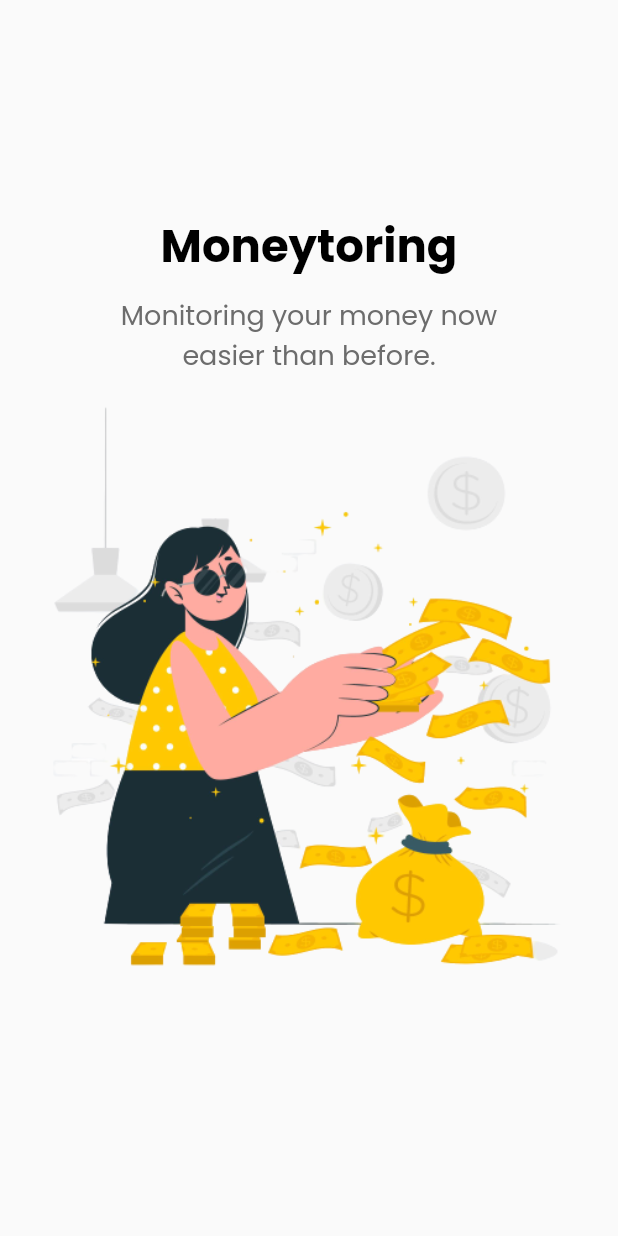
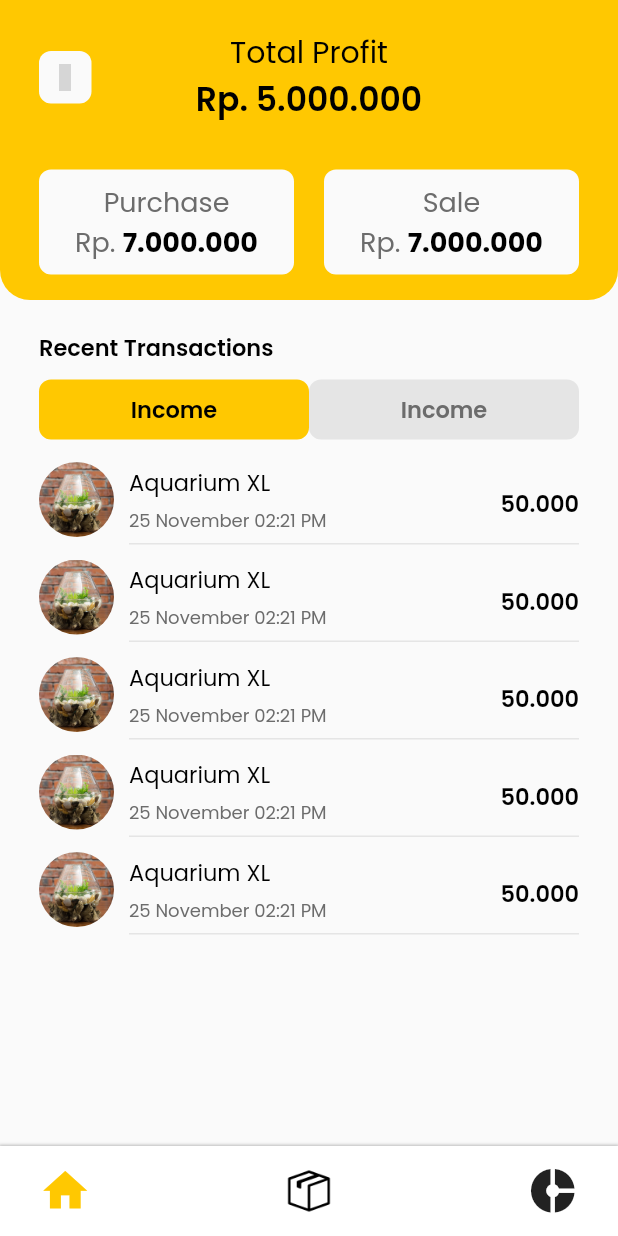
Before and after one commit to anggitpp/moneytoring-legacy, a Flutter app: the screen it shows after launch, on a phone screen of 412 x 824 dp. Run offline on Flutter 3.47's test engine with Material 2 defaults, Android fonts, the phone set to English and light mode, and no system bars; our stand-ins replace get, google_fonts, material_design_icons_flutter, supercharged; grey boxes are pictures that could not be loaded.

Commit message:
membuat main page dan transcation item widget

```diff
--- /dev/null
+++ b/lib/view/pages/main_page.dart
@@ -0,0 +1,272 @@
+part of 'pages.dart';
+
+class MainPage extends StatefulWidget {
+  @override
+  _MainPageState createState() => _MainPageState();
+}
+
+class _MainPageState extends State<MainPage> {
+  @override
+  Widget build(BuildContext context) {
+    SystemChrome.setSystemUIOverlayStyle(
+      SystemUiOverlayStyle(
+        statusBarColor: mainColor,
+        statusBarIconBrightness: Brightness.dark,
+      ),
+    );
+    return SafeArea(
+      child: Scaffold(
+        backgroundColor: backColor,
+        body: Stack(
+          children: [
+            Column(
+              children: [
+                Container(
+                  width: double.infinity,
+                  padding: EdgeInsets.symmetric(
+                      horizontal: defaultMargin, vertical: 20),
+                  height: 200,
+                  decoration: BoxDecoration(
+                    color: mainColor,
+                    borderRadius: BorderRadius.only(
+                      bottomLeft: Radius.circular(20),
+                      bottomRight: Radius.circular(20),
+                    ),
+                  ),
+                  child: Column(
+                    children: [
+                      Row(
+                        mainAxisAlignment: MainAxisAlignment.spaceBetween,
+                        children: [
+                          Container(
+                            width: 35,
+                            height: 35,
+                            decoration: BoxDecoration(
+                              color: backColor,
+                              borderRadius: BorderRadius.circular(8),
+                            ),
+                            child: Icon(
+                              MdiIcons.menu,
+                              size: 18,
+                            ),
+                          ),
+                          Column(
+                            children: [
+                              Text('Total Profit', style: largeFont),
+                              Text(
+                                'Rp. 5.000.000',
+                                style: largeFont.copyWith(
+                                    fontWeight: FontWeight.w600, fontSize: 22),
+                              ),
+                            ],
+                          ),
+                          SizedBox(
+                            width: 35,
+                          )
+                        ],
+                      ),
+                      SizedBox(
+                        height: 30,
+                      ),
+                      Container(
+                        child: Row(
+                          children: [
+                            Container(
+                              width: MediaQuery.of(context).size.width / 2 -
+                                  26 -
+                                  10,
+                              height: 70,
+                              decoration: BoxDecoration(
+                                color: backColor,
+                                borderRadius: BorderRadius.circular(8),
+                              ),
+                              child: Column(
+                                mainAxisAlignment: MainAxisAlignment.center,
+                                children: [
+                                  Text(
+                                    'Purchase',
+                                    style: greyFont.copyWith(fontSize: 18),
+                                  ),
+                                  Row(
+                                    mainAxisAlignment: MainAxisAlignment.center,
+                                    children: [
+                                      Text(
+                                        'Rp. ',
+                                        style: greyFont.copyWith(fontSize: 18),
+                                      ),
+                                      Text(
+                                        '7.000.000',
+                                        style: mediumFont.copyWith(
+                                            fontWeight: FontWeight.bold,
+                                            fontSize: 18),
+                                      )
+                                    ],
+                                  )
+                                ],
+                              ),
+                            ),
+                            SizedBox(
+                              width: 20,
+                            ),
+                            Container(
+                              width: MediaQuery.of(context).size.width / 2 -
+                                  26 -
+                                  10,
+                              height: 70,
+                              decoration: BoxDecoration(
+                                color: backColor,
+                                borderRadius: BorderRadius.circular(8),
+                              ),
+                              child: Column(
+                                mainAxisAlignment: MainAxisAlignment.center,
+                                children: [
+                                  Text(
+                                    'Sale',
+                                    style: greyFont.copyWith(fontSize: 18),
+                                  ),
+                                  Row(
+                                    mainAxisAlignment: MainAxisAlignment.center,
+                                    children: [
+                                      Text(
+                                        'Rp. ',
+                                        style: greyFont.copyWith(fontSize: 18),
+                                      ),
+                                      Text(
+                                        '7.000.000',
+                                        style: mediumFont.copyWith(
+                                            fontWeight: FontWeight.bold,
+                                            fontSize: 18),
+                                      )
+                                    ],
+                                  )
+                                ],
+                              ),
+                            ),
+                          ],
+                        ),
+                      ),
+                    ],
+                  ),
+                ),
+                Container(
+                  width: double.infinity,
+                  margin: EdgeInsets.symmetric(
+                      horizontal: defaultMargin, vertical: 20),
+                  child: Column(
+                    crossAxisAlignment: CrossAxisAlignment.start,
+                    children: [
+                      Text(
+                        'Recent Transactions',
+                        style: mediumFont.copyWith(fontWeight: FontWeight.w600),
+                      ),
+                      SizedBox(
+                        height: 10,
+                      ),
+                      Row(
+                        children: [
+                          Container(
+                            height: 40,
+                            width: MediaQuery.of(context).size.width / 2 - 26,
+                            decoration: BoxDecoration(
+                                borderRadius: BorderRadius.circular(8),
+                                color: mainColor),
+                            child: Column(
+                              mainAxisAlignment: MainAxisAlignment.center,
+                              children: [
+                                Text(
+                                  'Income',
+                                  style: mediumFont.copyWith(
+                                      fontWeight: FontWeight.w600),
+                                ),
+                              ],
+                            ),
+                          ),
+                          Container(
+                            height: 40,
+                            width: MediaQuery.of(context).size.width / 2 - 26,
+                            decoration: BoxDecoration(
+                                borderRadius: BorderRadius.circular(8),
+                                color: "#E5E5E5".toColor()),
+                            child: Column(
+                              mainAxisAlignment: MainAxisAlignment.center,
+                              children: [
+                                Text(
+                                  'Income',
+                                  style: greyFont.copyWith(
+                                      fontSize: 15,
+                                      fontWeight: FontWeight.w600),
+                                ),
+                              ],
+                            ),
+                          ),
+                        ],
+                      ),
+                      SizedBox(
+                        height: 5,
+                      ),
+                      Container(
+                        height: MediaQuery.of(context).size.height - 380,
+                        child: ListView(
+                          shrinkWrap: true,
+                          children: [
+                            SizedBox(
+                              height: 5,
+                            ),
+                            TransactionItem(),
+                            SizedBox(height: 5),
+                            TransactionItem(),
+                            SizedBox(height: 5),
+                            TransactionItem(),
+                            SizedBox(height: 5),
+                            TransactionItem(),
+                            SizedBox(height: 5),
+                            TransactionItem(),
+                          ],
+                        ),
+                      ),
+                    ],
+                  ),
+                ),
+              ],
+            ),
+            Align(
+              alignment: Alignment.bottomCenter,
+              child: Container(
+                padding: EdgeInsets.symmetric(horizontal: defaultMargin),
+                height: 60,
+                decoration: BoxDecoration(
+                  color: Colors.white,
+                  boxShadow: [
+                    BoxShadow(
+                        blurRadius: 1, spreadRadius: 0.5, color: Colors.black26)
+                  ],
+                ),
+                child: Row(
+                  mainAxisAlignment: MainAxisAlignment.spaceBetween,
+                  children: [
+                    Icon(
+                      Icons.home,
+                      size: 35,
+                      color: mainColor,
+                    ),
+                    SizedBox(
+                      height: 35,
+                      width: 35,
+                      child: Image(
+                          fit: BoxFit.cover,
+                          image: AssetImage('assets/product.png')),
+                    ),
+                    Icon(
+                      Icons.donut_small,
+                      size: 35,
+                    ),
+                  ],
+                ),
+              ),
+            )
+          ],
+        ),
+      ),
+    );
+  }
+}
--- a/lib/view/pages/pages.dart
+++ b/lib/view/pages/pages.dart
@@ -1,5 +1,12 @@
+import 'dart:async';
+
 import 'package:flutter/material.dart';
 import 'package:flutter/services.dart';
+import 'package:get/get.dart';
+import 'package:material_design_icons_flutter/material_design_icons_flutter.dart';
 import 'package:moneytoring/shared/shared.dart';
+import 'package:moneytoring/view/widgets/widgets.dart';
+import 'package:supercharged/supercharged.dart';
 
 part 'splash_page.dart';
+part 'main_page.dart';
--- a/lib/view/pages/splash_page.dart
+++ b/lib/view/pages/splash_page.dart
@@ -1,7 +1,24 @@
 part of 'pages.dart';
 
-class SplashPage extends StatelessWidget {
+class SplashPage extends StatefulWidget {
   @override
+  _SplashPageState createState() => _SplashPageState();
+}
+
+class _SplashPageState extends State<SplashPage> {
+  @override
+  void initState() {
+    super.initState();
+
+    WidgetsBinding.instance.addPostFrameCallback((timeStamp) {
+      final Duration duration = Duration(seconds: 2);
+
+      Timer(duration, () {
+        Get.to(MainPage());
+      });
+    });
+  }
+
   Widget build(BuildContext context) {
     SystemChrome.setSystemUIOverlayStyle(
       SystemUiOverlayStyle(
--- /dev/null
+++ b/lib/view/widgets/transaction_item.dart
@@ -0,0 +1,59 @@
+part of 'widgets.dart';
+
+class TransactionItem extends StatelessWidget {
+  @override
+  Widget build(BuildContext context) {
+    return Row(
+      children: [
+        Container(
+          width: 50,
+          height: 50,
+          decoration: BoxDecoration(
+            shape: BoxShape.circle,
+            image: DecorationImage(
+              image: AssetImage('assets/aquarium.jpg'),
+            ),
+          ),
+        ),
+        SizedBox(
+          width: 10,
+        ),
+        Container(
+          height: 60,
+          padding: EdgeInsets.only(top: 7),
+          width: MediaQuery.of(context).size.width - 2 * defaultMargin - 60,
+          decoration: BoxDecoration(
+            border: Border(
+              bottom: BorderSide(color: greyColor),
+            ),
+          ),
+          child: Row(
+            mainAxisAlignment: MainAxisAlignment.spaceBetween,
+            children: [
+              Column(
+                crossAxisAlignment: CrossAxisAlignment.start,
+                children: [
+                  Text(
+                    'Aquarium XL',
+                    style: mediumFont,
+                  ),
+                  SizedBox(
+                    height: 5,
+                  ),
+                  Text(
+                    '25 November 02:21 PM',
+                    style: greyFont,
+                  )
+                ],
+              ),
+              Text(
+                '50.000',
+                style: mediumFont.copyWith(fontWeight: FontWeight.w600),
+              )
+            ],
+          ),
+        ),
+      ],
+    );
+  }
+}
--- a/lib/view/widgets/widgets.dart
+++ b/lib/view/widgets/widgets.dart
@@ -0,0 +1,4 @@
+import 'package:flutter/material.dart';
+import 'package:moneytoring/shared/shared.dart';
+
+part 'transaction_item.dart';
--- a/pubspec.yaml
+++ b/pubspec.yaml
@@ -26,6 +26,7 @@ dependencies:
   cupertino_icons: ^0.1.3
   get: ^3.0.0
   google_fonts: ^1.1.1
+  material_design_icons_flutter: ^4.0.5755
   supercharged: ^1.11.1
 
 dev_dependencies:
```
Also changed, not shown: assets/aquarium.jpg (added), assets/breaker.jpg (added), assets/bulb.jpg (added), assets/icon-aquarium.png (added), assets/icon-bulb.png (added), assets/icon-electronic.png (added), assets/product-selected.png (added), assets/product.png (added), pubspec.lock.
